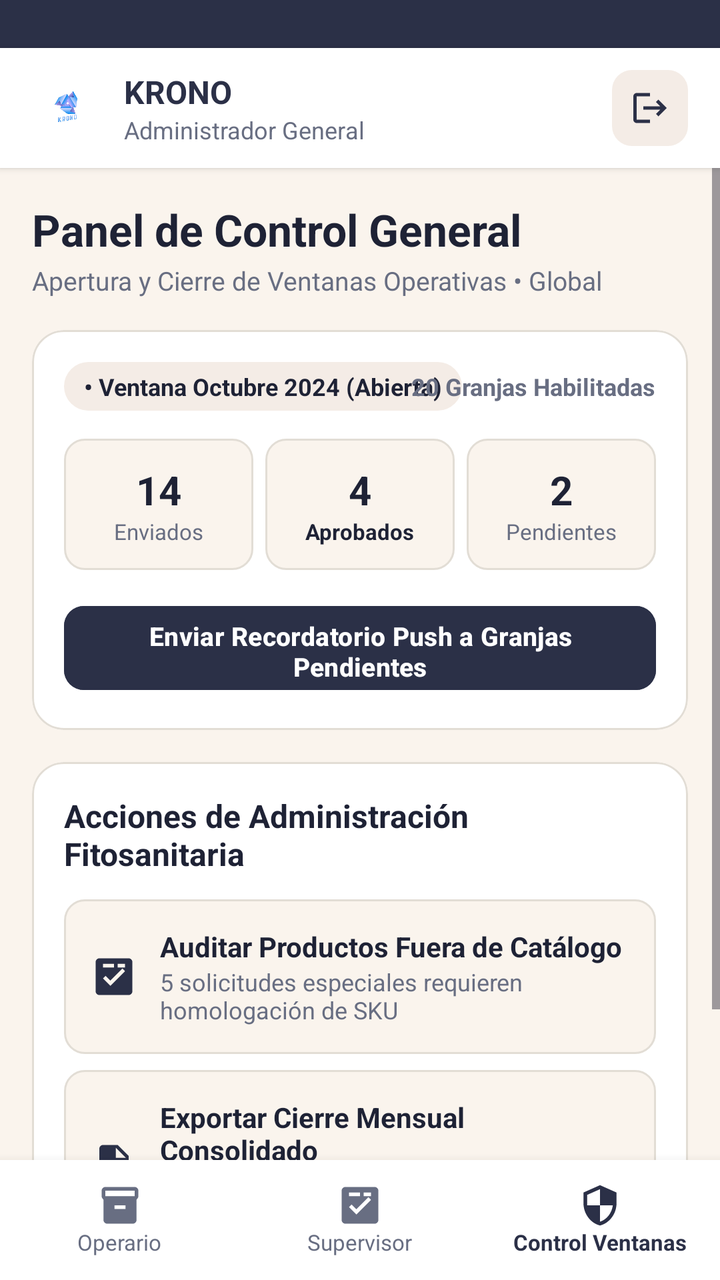
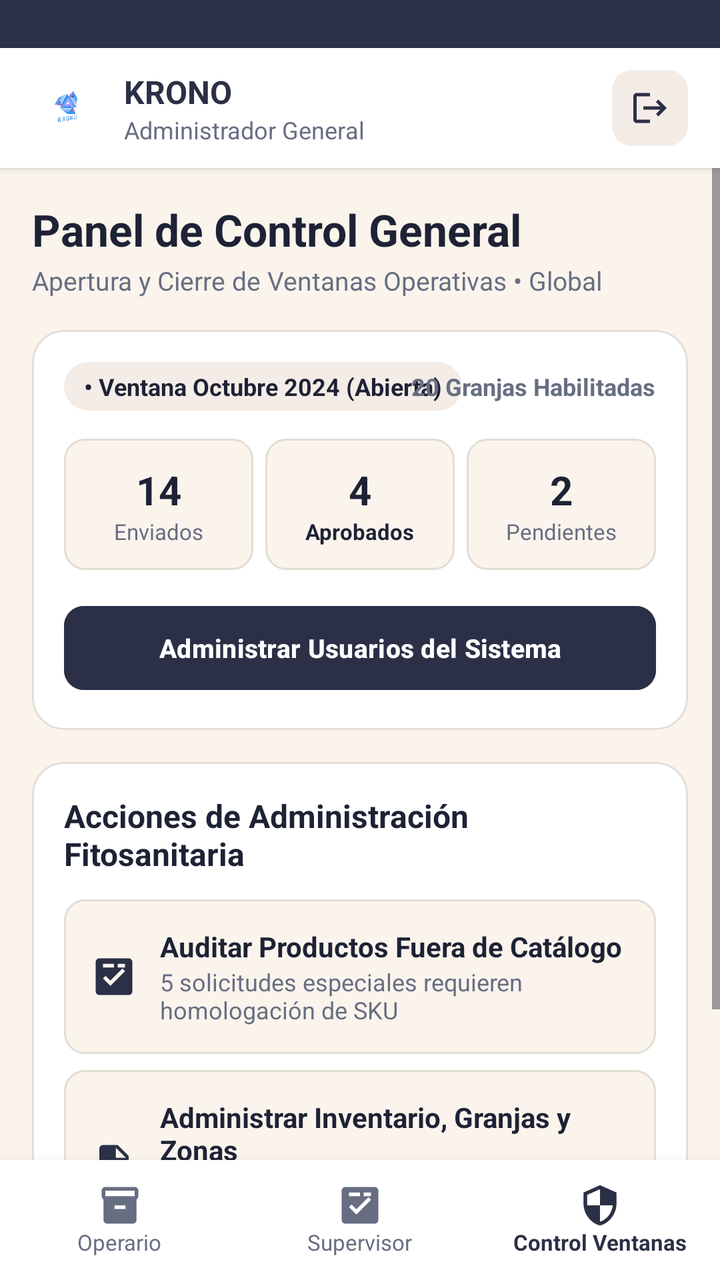

An Android layout rendered at two revisions. The XML below is the earlier revision; the diff shows what the commit changed to produce the second picture.
<!-- AndroidManifest.xml: application theme Theme.Ferreteria -->
<!-- res/layout/activity_admin.xml -->
<?xml version="1.0" encoding="utf-8"?>
<RelativeLayout xmlns:android="http://schemas.android.com/apk/res/android"
    xmlns:app="http://schemas.android.com/apk/res-auto"
    xmlns:tools="http://schemas.android.com/tools"
    android:layout_width="match_parent"
    android:layout_height="match_parent"
    android:background="@color/krono_bg"
    tools:context=".AdminActivity">

    
    <View
        android:id="@+id/statusBarBg"
        android:layout_width="match_parent"
        android:layout_height="24dp"
        android:layout_alignParentTop="true"
        android:background="@color/krono_navy" />

    
    <LinearLayout
        android:id="@+id/topBar"
        android:layout_width="match_parent"
        android:layout_height="60dp"
        android:layout_below="@id/statusBarBg"
        android:background="@color/white"
        android:elevation="2dp"
        android:gravity="center_vertical"
        android:orientation="horizontal"
        android:paddingHorizontal="16dp">

        <ImageView
            android:layout_width="34dp"
            android:layout_height="34dp"
            android:contentDescription="@string/cd_logo"
            android:src="@drawable/logo" />

        <LinearLayout
            android:layout_width="0dp"
            android:layout_height="wrap_content"
            android:layout_marginStart="12dp"
            android:layout_weight="1"
            android:orientation="vertical">

            <TextView
                android:layout_width="wrap_content"
                android:layout_height="wrap_content"
                android:text="@string/app_name"
                android:textColor="@color/krono_navy"
                android:textSize="16sp"
                android:textStyle="bold" />

            <TextView
                android:layout_width="wrap_content"
                android:layout_height="wrap_content"
                android:text="Administrador General"
                android:textColor="@color/krono_text_secondary"
                android:textSize="12sp" />
        </LinearLayout>

        
        <FrameLayout
            android:id="@+id/btnBackLogin"
            android:layout_width="38dp"
            android:layout_height="38dp"
            android:background="@drawable/bg_icon_container"
            android:clickable="true"
            android:contentDescription="Cerrar sesión"
            android:focusable="true">

            <ImageView
                android:layout_width="20dp"
                android:layout_height="20dp"
                android:layout_gravity="center"
                android:contentDescription="Cerrar sesión"
                android:src="@drawable/ic_logout"
                app:tint="@color/krono_navy" />
        </FrameLayout>
    </LinearLayout>

    
    <LinearLayout
        android:id="@+id/bottomNav"
        android:layout_width="match_parent"
        android:layout_height="60dp"
        android:layout_alignParentBottom="true"
        android:background="@color/white"
        android:elevation="8dp"
        android:orientation="horizontal">

        <LinearLayout
            android:id="@+id/tabPedido"
            android:layout_width="0dp"
            android:layout_height="match_parent"
            android:layout_weight="1"
            android:gravity="center"
            android:orientation="vertical">

            <ImageView
                android:layout_width="22dp"
                android:layout_height="22dp"
                android:contentDescription="Operario"
                android:src="@drawable/ic_inventory"
                app:tint="@color/krono_text_secondary" />

            <TextView
                android:layout_width="wrap_content"
                android:layout_height="wrap_content"
                android:text="Operario"
                android:textColor="@color/krono_text_secondary"
                android:textSize="11sp" />
        </LinearLayout>

        <LinearLayout
            android:id="@+id/tabRevisiones"
            android:layout_width="0dp"
            android:layout_height="match_parent"
            android:layout_weight="1"
            android:gravity="center"
            android:orientation="vertical">

            <ImageView
                android:layout_width="22dp"
                android:layout_height="22dp"
                android:contentDescription="Supervisor"
                android:src="@drawable/ic_fact_check"
                app:tint="@color/krono_text_secondary" />

            <TextView
                android:layout_width="wrap_content"
                android:layout_height="wrap_content"
                android:text="Supervisor"
                android:textColor="@color/krono_text_secondary"
                android:textSize="11sp" />
        </LinearLayout>

        <LinearLayout
            android:id="@+id/tabVentanas"
            android:layout_width="0dp"
            android:layout_height="match_parent"
            android:layout_weight="1"
            android:gravity="center"
            android:orientation="vertical">

            <ImageView
                android:layout_width="22dp"
                android:layout_height="22dp"
                android:contentDescription="Admin"
                android:src="@drawable/ic_admin"
                app:tint="@color/krono_navy" />

            <TextView
                android:layout_width="wrap_content"
                android:layout_height="wrap_content"
                android:text="Control Ventanas"
                android:textColor="@color/krono_navy"
                android:textSize="11sp"
                android:textStyle="bold" />
        </LinearLayout>
    </LinearLayout>

    
    <ScrollView
        android:layout_width="match_parent"
        android:layout_height="match_parent"
        android:layout_above="@id/bottomNav"
        android:layout_below="@id/topBar"
        android:fillViewport="true">

        <LinearLayout
            android:layout_width="match_parent"
            android:layout_height="wrap_content"
            android:orientation="vertical"
            android:paddingHorizontal="16dp"
            android:paddingTop="16dp"
            android:paddingBottom="24dp">

            
            <TextView
                android:layout_width="wrap_content"
                android:layout_height="wrap_content"
                android:text="Panel de Control General"
                android:textColor="@color/krono_navy_dark"
                android:textSize="22sp"
                android:textStyle="bold" />

            <TextView
                android:layout_width="wrap_content"
                android:layout_height="wrap_content"
                android:layout_marginTop="2dp"
                android:text="Apertura y Cierre de Ventanas Operativas • Global"
                android:textColor="@color/krono_text_secondary"
                android:textSize="13sp" />

            
            <com.google.android.material.card.MaterialCardView
                android:layout_width="match_parent"
                android:layout_height="wrap_content"
                android:layout_marginTop="16dp"
                app:cardBackgroundColor="@color/white"
                app:cardCornerRadius="16dp"
                app:cardElevation="0dp"
                app:strokeColor="@color/krono_card_stroke"
                app:strokeWidth="1dp">

                <LinearLayout
                    android:layout_width="match_parent"
                    android:layout_height="wrap_content"
                    android:orientation="vertical"
                    android:padding="16dp">

                    <RelativeLayout
                        android:layout_width="match_parent"
                        android:layout_height="wrap_content">

                        <TextView
                            android:layout_width="wrap_content"
                            android:layout_height="wrap_content"
                            android:layout_alignParentStart="true"
                            android:background="@drawable/bg_chip"
                            android:paddingHorizontal="10dp"
                            android:paddingVertical="4dp"
                            android:text="• Ventana Octubre 2024 (Abierta)"
                            android:textColor="@color/krono_navy_dark"
                            android:textSize="12sp"
                            android:textStyle="bold" />

                        <TextView
                            android:layout_width="wrap_content"
                            android:layout_height="wrap_content"
                            android:layout_alignParentEnd="true"
                            android:layout_centerVertical="true"
                            android:text="20 Granjas Habilitadas"
                            android:textColor="@color/krono_text_secondary"
                            android:textSize="12sp"
                            android:textStyle="bold" />
                    </RelativeLayout>

                    
                    <LinearLayout
                        android:layout_width="match_parent"
                        android:layout_height="wrap_content"
                        android:layout_marginTop="14dp"
                        android:orientation="horizontal">

                        <LinearLayout
                            android:layout_width="0dp"
                            android:layout_height="wrap_content"
                            android:layout_weight="1"
                            android:background="@drawable/bg_cierre_box"
                            android:gravity="center"
                            android:orientation="vertical"
                            android:paddingVertical="12dp">

                            <TextView
                                android:layout_width="wrap_content"
                                android:layout_height="wrap_content"
                                android:text="14"
                                android:textColor="@color/krono_navy_dark"
                                android:textSize="20sp"
                                android:textStyle="bold" />

                            <TextView
                                android:layout_width="wrap_content"
                                android:layout_height="wrap_content"
                                android:text="Enviados"
                                android:textColor="@color/krono_text_secondary"
                                android:textSize="11sp" />
                        </LinearLayout>

                        <LinearLayout
                            android:layout_width="0dp"
                            android:layout_height="wrap_content"
                            android:layout_marginHorizontal="6dp"
                            android:layout_weight="1"
                            android:background="@drawable/bg_cierre_box"
                            android:gravity="center"
                            android:orientation="vertical"
                            android:paddingVertical="12dp">

                            <TextView
                                android:layout_width="wrap_content"
                                android:layout_height="wrap_content"
                                android:text="4"
                                android:textColor="@color/krono_navy_dark"
                                android:textSize="20sp"
                                android:textStyle="bold" />

                            <TextView
                                android:layout_width="wrap_content"
                                android:layout_height="wrap_content"
                                android:text="Aprobados"
                                android:textColor="@color/krono_navy_dark"
                                android:textSize="11sp"
                                android:textStyle="bold" />
                        </LinearLayout>

                        <LinearLayout
                            android:layout_width="0dp"
                            android:layout_height="wrap_content"
                            android:layout_weight="1"
                            android:background="@drawable/bg_cierre_box"
                            android:gravity="center"
                            android:orientation="vertical"
                            android:paddingVertical="12dp">

                            <TextView
                                android:layout_width="wrap_content"
                                android:layout_height="wrap_content"
                                android:text="2"
                                android:textColor="@color/krono_navy_dark"
                                android:textSize="20sp"
                                android:textStyle="bold" />

                            <TextView
                                android:layout_width="wrap_content"
                                android:layout_height="wrap_content"
                                android:text="Pendientes"
                                android:textColor="@color/krono_text_secondary"
                                android:textSize="11sp" />
                        </LinearLayout>
                    </LinearLayout>

                    
                    <com.google.android.material.button.MaterialButton
                        android:id="@+id/btnPushNotif"
                        android:layout_width="match_parent"
                        android:layout_height="50dp"
                        android:layout_marginTop="14dp"
                        android:backgroundTint="@color/krono_navy"
                        android:text="Enviar Recordatorio Push a Granjas Pendientes"
                        android:textAllCaps="false"
                        android:textColor="@color/white"
                        android:textSize="13sp"
                        android:textStyle="bold"
                        app:cornerRadius="10dp" />

                </LinearLayout>
            </com.google.android.material.card.MaterialCardView>

            
            <com.google.android.material.card.MaterialCardView
                android:layout_width="match_parent"
                android:layout_height="wrap_content"
                android:layout_marginTop="16dp"
                app:cardBackgroundColor="@color/white"
                app:cardCornerRadius="16dp"
                app:cardElevation="0dp"
                app:strokeColor="@color/krono_card_stroke"
                app:strokeWidth="1dp">

                <LinearLayout
                    android:layout_width="match_parent"
                    android:layout_height="wrap_content"
                    android:orientation="vertical"
                    android:padding="16dp">

                    <TextView
                        android:layout_width="wrap_content"
                        android:layout_height="wrap_content"
                        android:text="Acciones de Administración Fitosanitaria"
                        android:textColor="@color/krono_navy_dark"
                        android:textSize="16sp"
                        android:textStyle="bold" />

                    
                    <LinearLayout
                        android:id="@+id/cardAuditoria"
                        android:layout_width="match_parent"
                        android:layout_height="wrap_content"
                        android:layout_marginTop="12dp"
                        android:background="@drawable/bg_cierre_box"
                        android:clickable="true"
                        android:focusable="true"
                        android:gravity="center_vertical"
                        android:padding="14dp">

                        <ImageView
                            android:layout_width="22dp"
                            android:layout_height="22dp"
                            android:contentDescription="Fact Check"
                            android:src="@drawable/ic_fact_check"
                            app:tint="@color/krono_navy" />

                        <LinearLayout
                            android:layout_width="0dp"
                            android:layout_height="wrap_content"
                            android:layout_marginStart="12dp"
                            android:layout_weight="1"
                            android:orientation="vertical">

                            <TextView
                                android:layout_width="wrap_content"
                                android:layout_height="wrap_content"
                                android:text="Auditar Productos Fuera de Catálogo"
                                android:textColor="@color/krono_navy_dark"
                                android:textSize="14sp"
                                android:textStyle="bold" />

                            <TextView
                                android:layout_width="wrap_content"
                                android:layout_height="wrap_content"
                                android:text="5 solicitudes especiales requieren homologación de SKU"
                                android:textColor="@color/krono_text_secondary"
                                android:textSize="12sp" />
                        </LinearLayout>
                    </LinearLayout>

                    
                    <LinearLayout
                        android:id="@+id/cardExportar"
                        android:layout_width="match_parent"
                        android:layout_height="wrap_content"
                        android:layout_marginTop="8dp"
                        android:background="@drawable/bg_cierre_box"
                        android:clickable="true"
                        android:focusable="true"
                        android:gravity="center_vertical"
                        android:padding="14dp">

                        <ImageView
                            android:layout_width="22dp"
                            android:layout_height="22dp"
                            android:contentDescription="Export"
                            android:src="@drawable/ic_description"
                            app:tint="@color/krono_navy" />

                        <LinearLayout
                            android:layout_width="0dp"
                            android:layout_height="wrap_content"
                            android:layout_marginStart="12dp"
                            android:layout_weight="1"
                            android:orientation="vertical">

                            <TextView
                                android:layout_width="wrap_content"
                                android:layout_height="wrap_content"
                                android:text="Exportar Cierre Mensual Consolidado"
                                android:textColor="@color/krono_navy_dark"
                                android:textSize="14sp"
                                android:textStyle="bold" />

                            <TextView
                                android:layout_width="wrap_content"
                                android:layout_height="wrap_content"
                                android:text="Generar archivo Excel/PDF para compras y distribución"
                                android:textColor="@color/krono_text_secondary"
                                android:textSize="12sp" />
                        </LinearLayout>
                    </LinearLayout>

                </LinearLayout>
            </com.google.android.material.card.MaterialCardView>

        </LinearLayout>
    </ScrollView>

</RelativeLayout>
<!-- resources referenced by this layout -->
<resources>
  <color name="krono_bg">#FAF4ED</color>
  <color name="krono_card_stroke">#E2DDD5</color>
  <color name="krono_navy">#2B3047</color>
  <color name="krono_navy_dark">#1E2235</color>
  <color name="krono_text_secondary">#686E82</color>
  <color name="white">#FFFFFFFF</color>
  <!-- drawable bg_chip (drawable) -->
  <?xml version="1.0" encoding="utf-8"?>
  <shape xmlns:android="http://schemas.android.com/apk/res/android"
      android:shape="rectangle">
      <solid android:color="@color/krono_chip_bg" />
      <corners android:radius="50dp" />
  </shape>
  <!-- drawable bg_cierre_box (drawable) -->
  <?xml version="1.0" encoding="utf-8"?>
  <shape xmlns:android="http://schemas.android.com/apk/res/android"
      android:shape="rectangle">
      <solid android:color="#FAF4ED" />
      <stroke android:width="1dp" android:color="@color/krono_card_stroke" />
      <corners android:radius="10dp" />
  </shape>
  <!-- drawable bg_icon_container (drawable) -->
  <?xml version="1.0" encoding="utf-8"?>
  <shape xmlns:android="http://schemas.android.com/apk/res/android"
      android:shape="rectangle">
      <solid android:color="@color/krono_chip_bg" />
      <corners android:radius="10dp" />
  </shape>
  <!-- drawable ic_admin (drawable) -->
  <vector xmlns:android="http://schemas.android.com/apk/res/android"
      android:width="24dp"
      android:height="24dp"
      android:viewportWidth="24"
      android:viewportHeight="24">
    <path
        android:fillColor="#FF2B3047"
        android:pathData="M12,1L3,5v6c0,5.55 3.84,10.74 9,12 5.16,-1.26 9,-6.45 9,-12V5l-9,-4zM12,11.99h7c-0.53,4.12 -3.28,7.79 -7,8.94V12H5V6.3l7,-3.11v8.8s0,0 0,0z"/>
  </vector>
  <!-- drawable ic_description (drawable) -->
  <vector xmlns:android="http://schemas.android.com/apk/res/android"
      android:width="24dp"
      android:height="24dp"
      android:viewportWidth="24"
      android:viewportHeight="24">
    <path
        android:fillColor="#FF2B3047"
        android:pathData="M14,2H6c-1.1,0 -1.99,0.9 -1.99,2L4,20c0,1.1 0.89,2 1.99,2H18c1.1,0 2,-0.9 2,-2V8l-6,-6zM16,18H8v-2h8v2zM16,14H8v-2h8v2zM13,9V3.5L18.5,9H13z"/>
  </vector>
  <!-- drawable ic_fact_check (drawable) -->
  <vector xmlns:android="http://schemas.android.com/apk/res/android"
      android:width="24dp"
      android:height="24dp"
      android:viewportWidth="24"
      android:viewportHeight="24">
    <path
        android:fillColor="#FF2B3047"
        android:pathData="M20,2H4c-1.1,0 -2,0.9 -2,2v16c0,1.1 0.9,2 2,2h16c1.1,0 2,-0.9 2,-2V4c0,-1.1 -0.9,-2 -2,-2zM10,17l-4,-4 1.41,-1.41L10,14.17l6.59,-6.59L18,9l-8,8zM14,5h4v2h-4V5zM6,5h6v2H6V5z"/>
  </vector>
  <!-- drawable ic_inventory (drawable) -->
  <vector xmlns:android="http://schemas.android.com/apk/res/android"
      android:width="24dp"
      android:height="24dp"
      android:viewportWidth="24"
      android:viewportHeight="24">
    <path
        android:fillColor="#FF2B3047"
        android:pathData="M20,2H4c-1.1,0 -2,0.9 -2,2v3c0,0.55 0.22,1.05 0.59,1.41L3,9v11c0,1.1 0.9,2 2,2h14c1.1,0 2,-0.9 2,-2V9l0.41,-0.59C21.78,8.05 22,7.55 22,7V4c0,-1.1 -0.9,-2 -2,-2zM15,14H9v-2h6v2zM20,7H4V4h16v3z"/>
  </vector>
  <!-- drawable ic_logout (drawable) -->
  <vector xmlns:android="http://schemas.android.com/apk/res/android"
      android:width="24dp"
      android:height="24dp"
      android:viewportWidth="24"
      android:viewportHeight="24">
      <path
          android:fillColor="@color/krono_navy"
          android:pathData="M17,7l-1.41,1.41L18.17,11H8v2h10.17l-2.58,2.58L17,17l5,-5L17,7zM4,5h8V3H4C2.9,3,2,3.9,2,5v14c0,1.1,0.9,2,2,2h8v-2H4V5z" />
  </vector>
  <string name="app_name">KRONO</string>
  <string name="cd_logo">KRONO Logo</string>
  <style name="Theme.Ferreteria" parent="Base.Theme.Ferreteria" />
  <color name="krono_chip_bg">#F4ECE6</color>
  <style name="Base.Theme.Ferreteria" parent="Theme.Material3.DayNight.NoActionBar">
          <item name="android:statusBarColor">@color/krono_navy</item>
          <item name="android:windowLightStatusBar">false</item>
          <item name="colorPrimary">@color/krono_navy</item>
      </style>
  <!-- unchanged entries left out for length: 1 -->
</resources>

<!-- the commit's change to res/layout/activity_admin.xml (unified diff, before → after) -->
@@ -326,7 +326,7 @@
                         android:layout_height="50dp"
                         android:layout_marginTop="14dp"
                         android:backgroundTint="@color/krono_navy"
-                        android:text="Enviar Recordatorio Push a Granjas Pendientes"
+                        android:text="Administrar Usuarios del Sistema"
                         android:textAllCaps="false"
                         android:textColor="@color/white"
                         android:textSize="13sp"
@@ -433,7 +433,7 @@
                             <TextView
                                 android:layout_width="wrap_content"
                                 android:layout_height="wrap_content"
-                                android:text="Exportar Cierre Mensual Consolidado"
+                                android:text="Administrar Inventario, Granjas y Zonas"
                                 android:textColor="@color/krono_navy_dark"
                                 android:textSize="14sp"
                                 android:textStyle="bold" />
